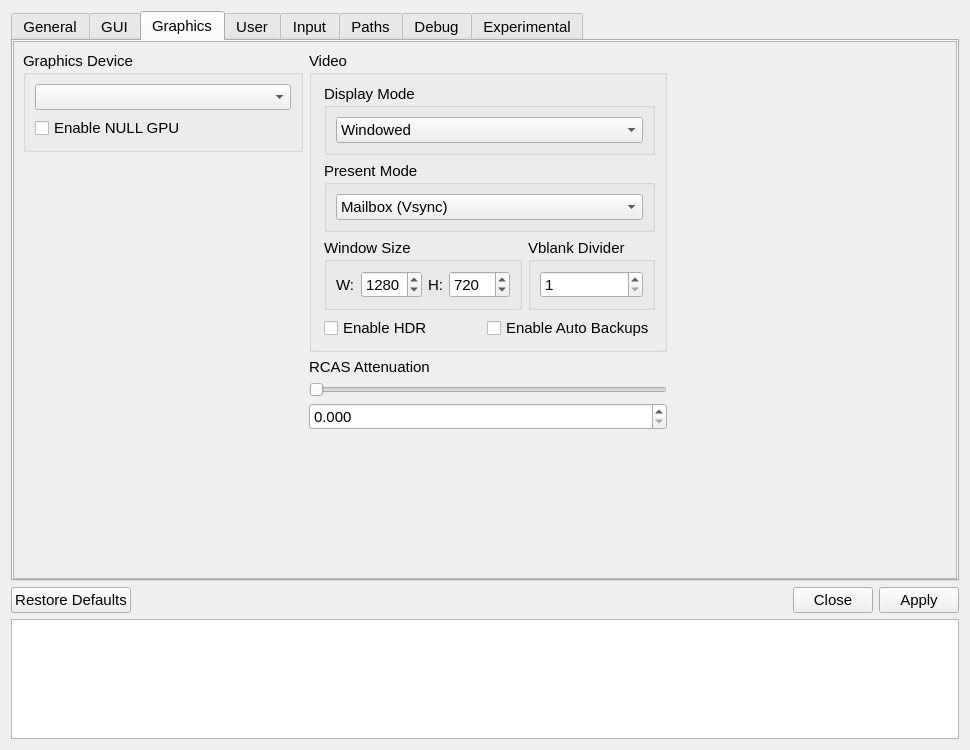
Old version of the form src/qt_gui/settings_dialog.ui in the repository diegolix29/shadPS4.
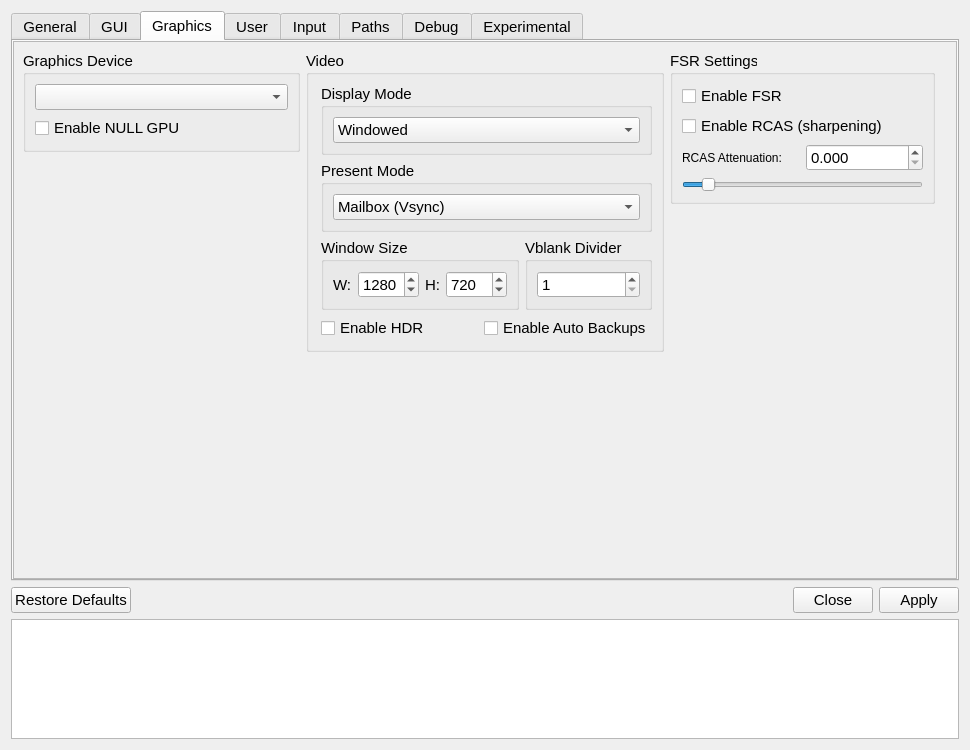
New version of the form. The open tabs and pages were chosen to show the change. Icons and pictures are not drawn.

```diff
--- a/src/qt_gui/settings_dialog.ui
+++ b/src/qt_gui/settings_dialog.ui
@@ -1192,34 +1192,54 @@
 			  </layout>
              </widget>
             </item>
+
+           </layout>
+          </item>
 			   <item>
-				   <widget class="QLabel" name="rcasAttenuationLabel">
+			  <layout class="QVBoxLayout" name="graphicsTabLayoutRight">
+				  <property name="rightMargin">
+					  <number>12</number>
+				  </property>
+				  <property name="bottomMargin">
+					  <number>12</number>
+				  </property>
+				  <item>
+					  <widget class="QGroupBox" name="FSRGroupBox">
+						  <property name="title">
+							  <string>FSR Settings</string>
+						  </property>
+						  <layout class="QVBoxLayout" name="verticalLayout_5">
+							  <item>
+								  <widget class="QCheckBox" name="FSRCheckBox">
 					   <property name="text">
-						   <string>RCAS Attenuation</string>
+										  <string>Enable FSR</string>
 					   </property>
 				   </widget>
 			   </item>
 			   <item>
-				   <widget class="QSlider" name="rcasAttenuationSlider">
-					   <property name="minimum">
-						   <number>0</number>
-					   </property>
-					   <property name="maximum">
-						   <number>3000</number>
-					   </property>
-					   <property name="singleStep">
-						   <number>1</number>
-					   </property>
-					   <property name="tickInterval">
-						   <number>100</number>
-					   </property>
-					   <property name="orientation">
-						   <enum>Qt::Horizontal</enum>
-					   </property>
+								  <widget class="QCheckBox" name="RCASCheckBox">
+									  <property name="text">
+										  <string>Enable RCAS (sharpening)</string>
+									  </property>
+								  </widget>
+							  </item>
+							  <item>
+								  <layout class="QHBoxLayout" name="horizontalLayout_10">
+									  <item>
+										  <widget class="QLabel" name="RCASAtenLabel">
+											  <property name="font">
+												  <font>
+													  <pointsize>9</pointsize>
+													  <bold>false</bold>
+												  </font>
+											  </property>
+											  <property name="text">
+												  <string>RCAS Attenuation:</string>
+											  </property>
 				   </widget>
 			   </item>
 			   <item>
-				   <widget class="QDoubleSpinBox" name="rcasAttenuationSpinBox">
+										  <widget class="QDoubleSpinBox" name="RCASSpinBox">
 					   <property name="minimum">
 						   <double>0.000</double>
 					   </property>
@@ -1234,29 +1254,24 @@
 					   </property>
 				   </widget>
 			   </item>
+								  </layout>
+							  </item>
             <item>
-             <spacer name="verticalSpacer">
+								  <widget class="QSlider" name="RCASSlider">
+									  <property name="maximum">
+										  <number>3000</number>
+									  </property>
+									  <property name="value">
+										  <number>250</number>
+									  </property>
               <property name="orientation">
-               <enum>Qt::Orientation::Vertical</enum>
-              </property>
-              <property name="sizeHint" stdset="0">
-               <size>
-                <width>20</width>
-                <height>40</height>
-               </size>
-              </property>
-             </spacer>
-            </item>
-           </layout>
-          </item>
-          <item>
-           <layout class="QVBoxLayout" name="graphicsTabLayoutRight">
-            <property name="rightMargin">
-             <number>12</number>
-            </property>
-            <property name="bottomMargin">
-             <number>12</number>
-            </property>
+										  <enum>Qt::Orientation::Horizontal</enum>
+									  </property>
+								  </widget>
+							  </item>
+						  </layout>
+					  </widget>
+				  </item>
             <item>
              <spacer name="AdvancedSpacer">
               <property name="orientation">
```
Lines whose indentation alone changed are shown as unchanged.
